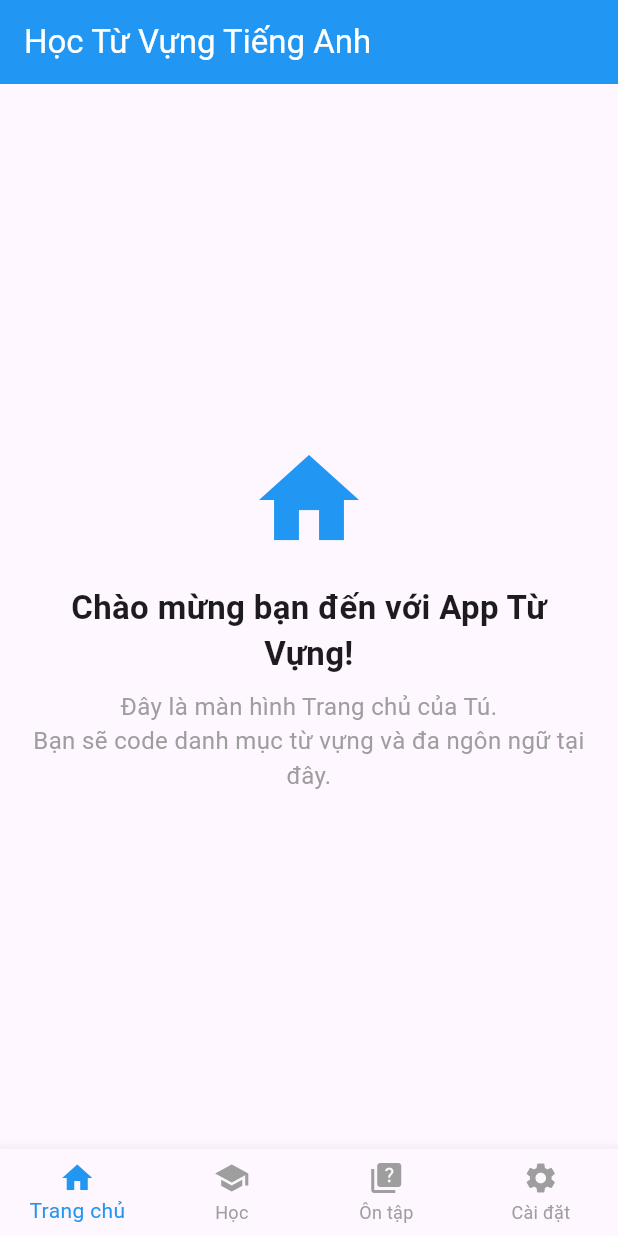
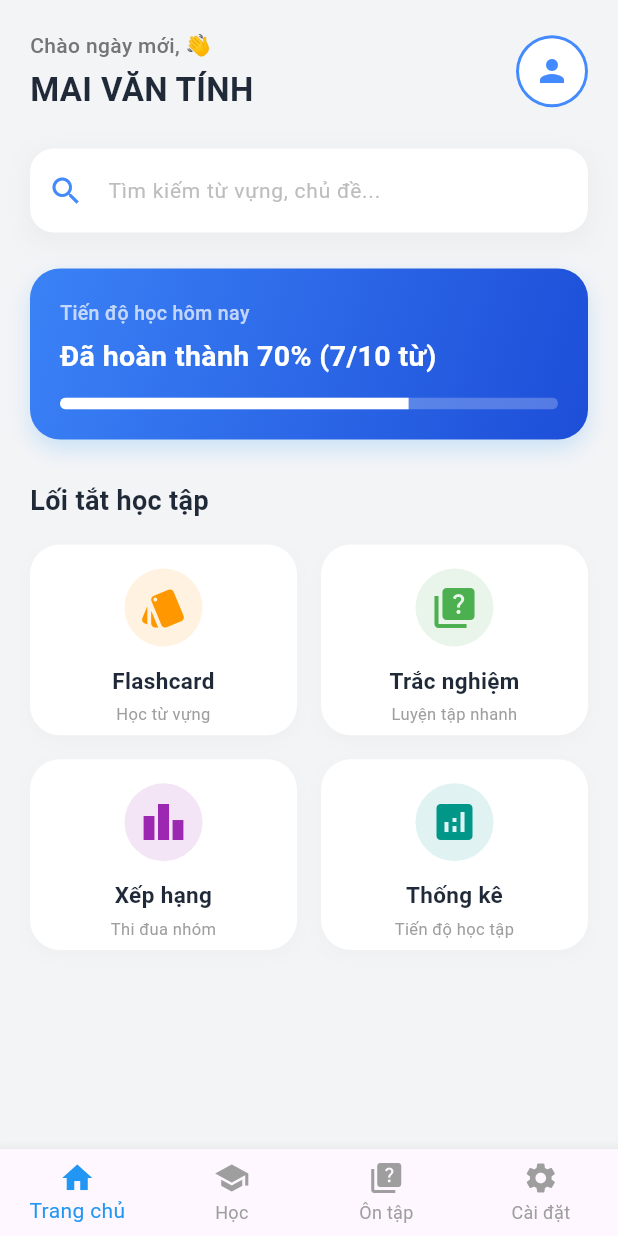
Before and after one commit to nguyenductinh24108547/2025_2026_3_2_PTUDDD_N01_Nhom_6, a Flutter app: the screen it shows after launch, on a phone screen of 412 x 824 dp. Run offline on Flutter 3.47's test engine with Material 3 defaults, Android fonts, the phone set to English and light mode, and no system bars.

Commit message:
Feat: Hoan thanh giao dien Home Screen va tu dong tinh tien do

```diff
--- a/lib/main.dart
+++ b/lib/main.dart
@@ -1,4 +1,5 @@
 import 'package:flutter/material.dart';
+import 'screens/home_screen.dart';
 
 void main() {
   runApp(const MyApp());
@@ -84,58 +85,6 @@ class _MainScreenState extends State<MainScreen> {
   }
 }
 
-// ==========================================
-// 🏠 MÀN HÌNH TRANG CHỦ (PHẦN VIỆC CỦA BẠN - TÚ)[cite: 1]
-// ==========================================
-class HomeScreen extends StatelessWidget {
-  const HomeScreen({super.key});
-
-  @override
-  Widget build(BuildContext context) {
-    return Scaffold(
-      appBar: AppBar(
-        title: const Text('Học Từ Vựng Tiếng Anh'),
-        backgroundColor: Colors.blue,
-        foregroundColor: Colors.white,
-      ),
-      body: Center(
-        child: Padding(
-          padding: const EdgeInsets.all(16.0),
-          child: Column(
-            mainAxisAlignment: MainAxisAlignment
-                .center, // Đã sửa lỗi ở đây!
-            children: const [
-              Icon(
-                Icons.home,
-                size: 80,
-                color: Colors.blue,
-              ),
-              SizedBox(height: 16),
-              Text(
-                'Chào mừng bạn đến với App Từ Vựng!',
-                style: TextStyle(
-                  fontSize: 22,
-                  fontWeight: FontWeight.bold,
-                ),
-                textAlign: TextAlign.center,
-              ),
-              SizedBox(height: 8),
-              Text(
-                'Đây là màn hình Trang chủ của Tú.\nBạn sẽ code danh mục từ vựng và đa ngôn ngữ tại đây.',
-                style: TextStyle(
-                  fontSize: 16,
-                  color: Colors.grey,
-                ),
-                textAlign: TextAlign.center,
-              ),
-            ],
-          ),
-        ),
-      ),
-    );
-  }
-}
-
 // Màn hình tạm thời hiển thị vị trí chờ lắp ghép code của TV2 và TV3[cite: 1]
 class PlaceholderScreen extends StatelessWidget {
   final String title;
--- /dev/null
+++ b/lib/screens/home_screen.dart
@@ -0,0 +1,289 @@
+import 'package:flutter/material.dart';
+
+class HomeScreen extends StatelessWidget {
+  const HomeScreen({super.key});
+
+  // Khai báo thông tin người dùng
+  final String userName = 'MAI VĂN TÍNH';
+
+  // Khai báo số từ vựng để tự động tính toán tiến độ học tập
+  final int totalWords = 10;
+  final int completedWords = 7;
+
+  @override
+  Widget build(BuildContext context) {
+    return Scaffold(
+      // Màu nền xám nhạt hiện đại giúp nổi bật các thẻ bên trong
+      backgroundColor: const Color(0xFFF3F4F6),
+      body: SafeArea(
+        child: SingleChildScrollView(
+          padding: const EdgeInsets.all(20.0),
+          child: Column(
+            crossAxisAlignment: CrossAxisAlignment.start,
+            children: [
+              // 1. Phần thông tin tài khoản và Avatar
+              Row(
+                mainAxisAlignment:
+                    MainAxisAlignment.spaceBetween,
+                children: [
+                  Column(
+                    crossAxisAlignment:
+                        CrossAxisAlignment.start,
+                    children: [
+                      Text(
+                        'Chào ngày mới, 👋',
+                        style: TextStyle(
+                          fontSize: 14,
+                          color: Colors.grey.shade600,
+                          fontWeight: FontWeight.w500,
+                        ),
+                      ),
+                      const SizedBox(height: 4),
+                      Text(
+                        userName,
+                        style: const TextStyle(
+                          fontSize: 22,
+                          fontWeight: FontWeight.bold,
+                          color: Color(0xFF1F2937),
+                        ),
+                      ),
+                    ],
+                  ),
+                  // Avatar người dùng với viền màu xanh
+                  Container(
+                    padding: const EdgeInsets.all(2),
+                    decoration: const BoxDecoration(
+                      color: Colors.blueAccent,
+                      shape: BoxShape.circle,
+                    ),
+                    child: const CircleAvatar(
+                      radius: 22,
+                      backgroundColor: Colors.white,
+                      child: Icon(
+                        Icons.person,
+                        color: Colors.blueAccent,
+                        size: 24,
+                      ),
+                    ),
+                  ),
+                ],
+              ),
+              const SizedBox(height: 24),
+
+              // 2. Thanh tìm kiếm từ vựng (Sử dụng TextField cơ bản kết hợp đổ bóng nhẹ)
+              Container(
+                decoration: BoxDecoration(
+                  boxShadow: [
+                    BoxShadow(
+                      color: Colors.black.withOpacity(0.04),
+                      blurRadius: 15,
+                      offset: const Offset(0, 5),
+                    ),
+                  ],
+                ),
+                child: TextField(
+                  decoration: InputDecoration(
+                    hintText: 'Tìm kiếm từ vựng, chủ đề...',
+                    hintStyle: TextStyle(
+                      color: Colors.grey.shade400,
+                      fontSize: 14,
+                    ),
+                    prefixIcon: const Icon(
+                      Icons.search,
+                      color: Colors.blueAccent,
+                    ),
+                    filled: true,
+                    fillColor: Colors.white,
+                    contentPadding:
+                        const EdgeInsets.symmetric(
+                          vertical: 16,
+                        ),
+                    border: OutlineInputBorder(
+                      borderRadius: BorderRadius.circular(
+                        16,
+                      ),
+                      borderSide: BorderSide.none,
+                    ),
+                  ),
+                ),
+              ),
+              const SizedBox(height: 24),
+
+              // 3. Banner hiển thị tiến độ học tập trong ngày (Sử dụng dải màu chuyển sắc)
+              Container(
+                width: double.infinity,
+                padding: const EdgeInsets.all(20),
+                decoration: BoxDecoration(
+                  gradient: const LinearGradient(
+                    colors: [
+                      Color(0xFF3B82F6),
+                      Color(0xFF1D4ED8),
+                    ],
+                    begin: Alignment.topLeft,
+                    end: Alignment.bottomRight,
+                  ),
+                  borderRadius: BorderRadius.circular(20),
+                  boxShadow: [
+                    BoxShadow(
+                      color: Colors.blue.withOpacity(0.2),
+                      blurRadius: 12,
+                      offset: const Offset(0, 6),
+                    ),
+                  ],
+                ),
+                child: Column(
+                  crossAxisAlignment:
+                      CrossAxisAlignment.start,
+                  children: [
+                    const Text(
+                      'Tiến độ học hôm nay',
+                      style: TextStyle(
+                        color: Colors.white70,
+                        fontSize: 13,
+                        fontWeight: FontWeight.w500,
+                      ),
+                    ),
+                    const SizedBox(height: 6),
+                    // Công thức tự động tính toán tỷ lệ phần trăm thực tế
+                    Text(
+                      'Đã hoàn thành ${((completedWords / totalWords) * 100).toInt()}% ($completedWords/$totalWords từ)',
+                      style: const TextStyle(
+                        color: Colors.white,
+                        fontSize: 19,
+                        fontWeight: FontWeight.bold,
+                      ),
+                    ),
+                    const SizedBox(height: 14),
+                    ClipRRect(
+                      borderRadius: BorderRadius.circular(
+                        10,
+                      ),
+                      child: LinearProgressIndicator(
+                        value: completedWords / totalWords,
+                        backgroundColor: Colors.white24,
+                        valueColor:
+                            const AlwaysStoppedAnimation<
+                              Color
+                            >(Colors.white),
+                        minHeight: 8,
+                      ),
+                    ),
+                  ],
+                ),
+              ),
+              const SizedBox(height: 28),
+
+              // 4. Tiêu đề danh mục lối tắt
+              const Text(
+                'Lối tắt học tập',
+                style: TextStyle(
+                  fontSize: 18,
+                  fontWeight: FontWeight.bold,
+                  color: Color(0xFF1F2937),
+                ),
+              ),
+              const SizedBox(height: 16),
+
+              // 5. Grid phân bổ các tính năng chính của ứng dụng
+              GridView.count(
+                shrinkWrap: true,
+                physics:
+                    const NeverScrollableScrollPhysics(),
+                crossAxisCount: 2,
+                crossAxisSpacing: 16,
+                mainAxisSpacing: 16,
+                childAspectRatio:
+                    1.4, // Tỷ lệ tối ưu hiển thị cân đối trên cả Web và Mobile
+                children: [
+                  _buildMenuCard(
+                    Icons.style,
+                    'Flashcard',
+                    'Học từ vựng',
+                    Colors.orange,
+                  ),
+                  _buildMenuCard(
+                    Icons.quiz,
+                    'Trắc nghiệm',
+                    'Luyện tập nhanh',
+                    Colors.green,
+                  ),
+                  _buildMenuCard(
+                    Icons.leaderboard,
+                    'Xếp hạng',
+                    'Thi đua nhóm',
+                    Colors.purple,
+                  ),
+                  _buildMenuCard(
+                    Icons.analytics,
+                    'Thống kê',
+                    'Tiến độ học tập',
+                    Colors.teal,
+                  ),
+                ],
+              ),
+            ],
+          ),
+        ),
+      ),
+    );
+  }
+
+  // Hàm bổ trợ thiết kế các ô chức năng (Được đặt trong class HomeScreen)
+  Widget _buildMenuCard(
+    IconData icon,
+    String title,
+    String desc,
+    Color color,
+  ) {
+    return Container(
+      padding: const EdgeInsets.all(16),
+      decoration: BoxDecoration(
+        color: Colors.white,
+        borderRadius: BorderRadius.circular(20),
+        boxShadow: [
+          BoxShadow(
+            color: Colors.black.withOpacity(0.02),
+            blurRadius: 10,
+            offset: const Offset(0, 4),
+          ),
+        ],
+      ),
+      child: Column(
+        mainAxisAlignment: MainAxisAlignment.center,
+        crossAxisAlignment: CrossAxisAlignment.center,
+        children: [
+          // Vòng tròn màu nền mờ bao quanh icon tạo điểm nhấn thiết kế phẳng
+          Container(
+            padding: const EdgeInsets.all(10),
+            decoration: BoxDecoration(
+              color: color.withOpacity(0.12),
+              shape: BoxShape.circle,
+            ),
+            child: Icon(icon, color: color, size: 32),
+          ),
+          const SizedBox(height: 12),
+          Text(
+            title,
+            style: const TextStyle(
+              fontWeight: FontWeight.bold,
+              fontSize: 15,
+              color: Color(0xFF1F2937),
+            ),
+            textAlign: TextAlign.center,
+          ),
+          const SizedBox(height: 4),
+          Text(
+            desc,
+            style: TextStyle(
+              color: Colors.grey.shade500,
+              fontSize: 11,
+            ),
+            textAlign: TextAlign.center,
+            maxLines: 1,
+            overflow: TextOverflow.ellipsis,
+          ),
+        ],
+      ),
+    );
+  }
+}
```
